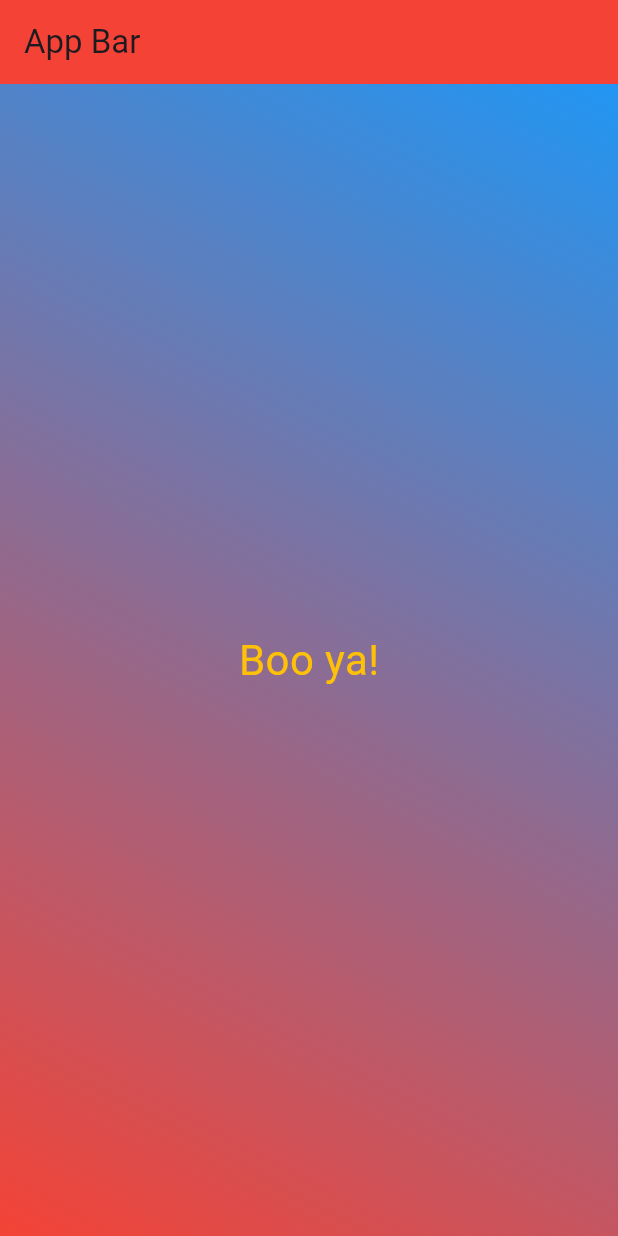
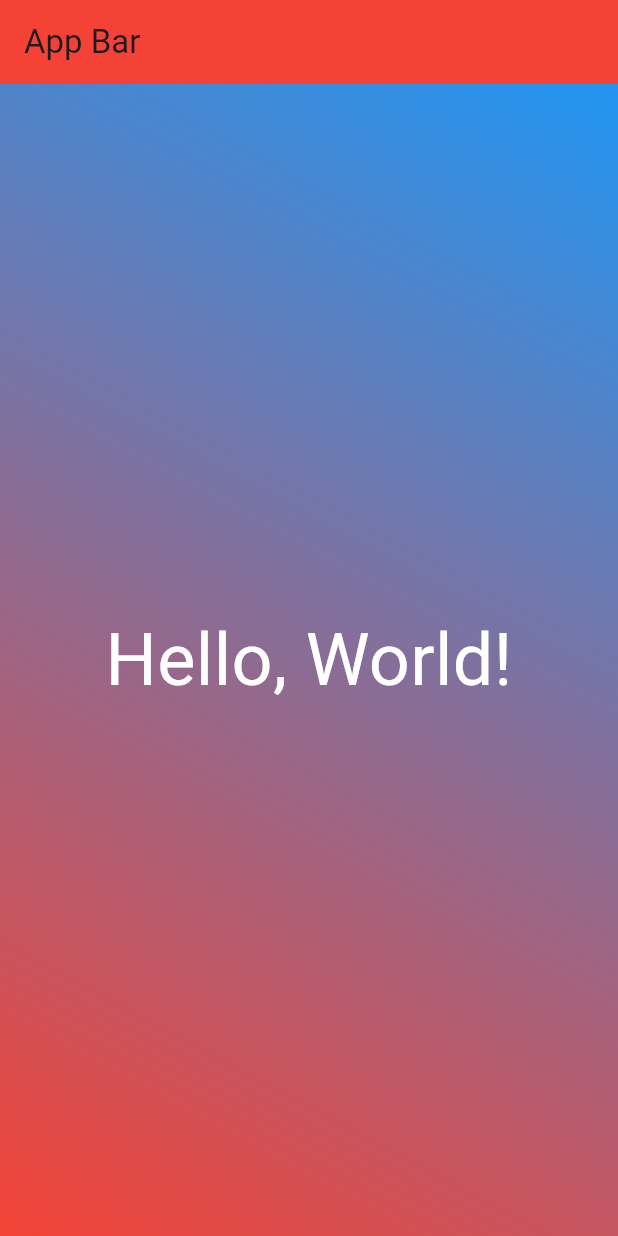
Before and after one commit to fbssaejun/dice_app, a Flutter app: the screen it shows after launch, on a phone screen of 412 x 824 dp. Run offline on Flutter 3.47's test engine with Material 3 defaults, Android fonts, the phone set to English and light mode, and no system bars.

```diff
--- /dev/null
+++ b/lib/gradient_container.dart
@@ -0,0 +1,25 @@
+import 'package:flutter/material.dart';
+import 'package:dice_app/styled_text.dart';
+
+class GradientContainer extends StatelessWidget {
+  const GradientContainer({super.key});
+
+  @override
+  Widget build(context) {
+    return Container(
+          decoration: const BoxDecoration(
+            gradient: LinearGradient(
+              begin: Alignment.topRight,
+              end: Alignment.bottomLeft,
+              colors: [
+                Colors.blue,
+                Colors.red
+              ]
+            )
+          ),
+          child: const Center(
+            child: StyledText()
+          ),
+        );
+  }
+}
--- /dev/null
+++ b/lib/styled_text.dart
@@ -0,0 +1,16 @@
+import 'package:flutter/material.dart';
+
+class StyledText extends StatelessWidget {
+  const StyledText({super.key});
+
+  @override
+  Widget build(context) {
+    return const Text(
+      'Hello, World!',
+      style: TextStyle(
+        fontSize: 48,
+        color: Colors.white
+      )
+    );
+  }
+}
```
Also changed, not shown: lib/main.dart (+2 -21 lines).
